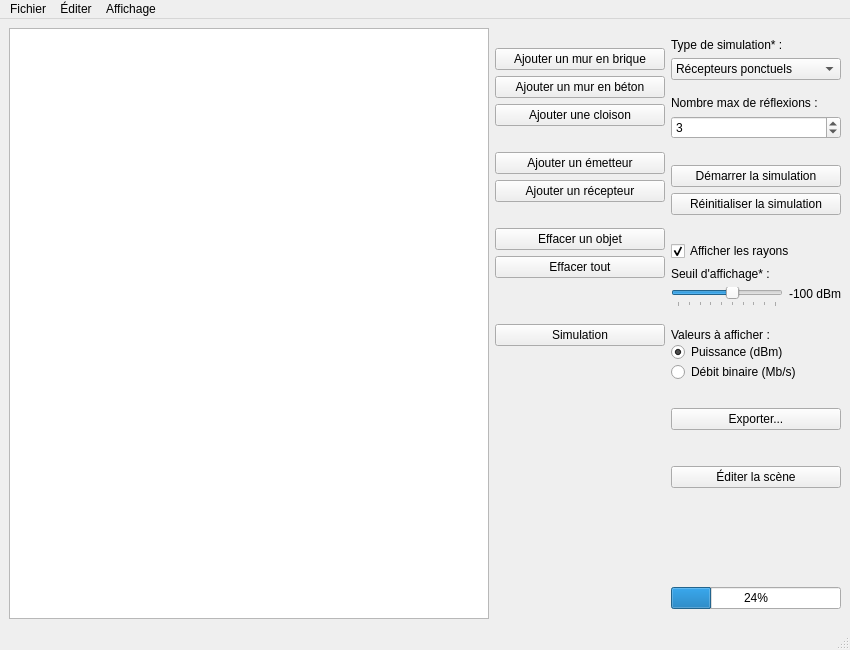
Above: mainwindow.ui from mathphi/TelecomPhysics_ProjectBA3 before the change. Below: the same form after it.
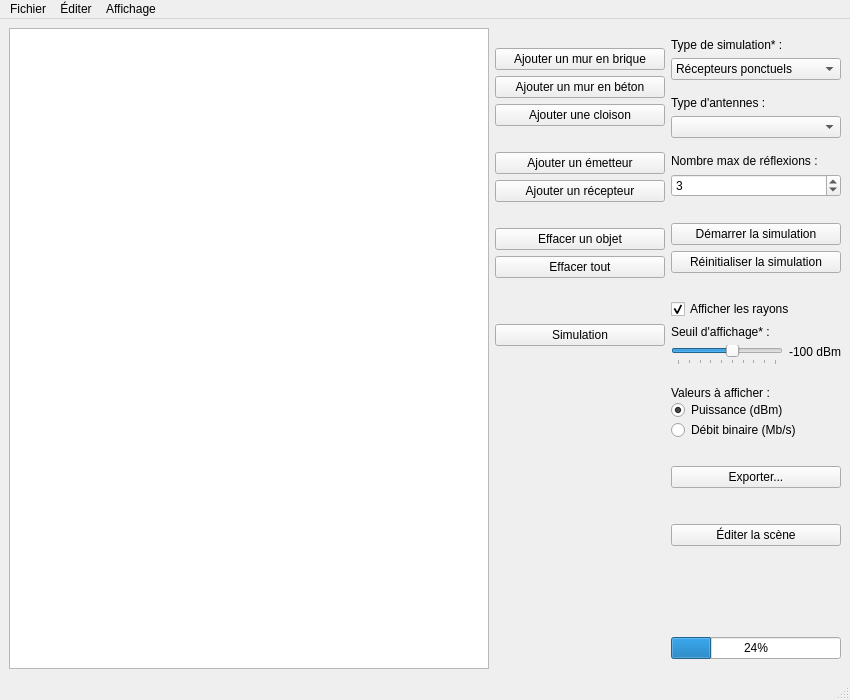
That is the form after the change. Icons and pictures are not drawn.

Commit message: Added Antenna type combobox + Data type for area receivers

Patch:
```diff
--- a/mainwindow.ui
+++ b/mainwindow.ui
@@ -7,7 +7,7 @@
     <x>0</x>
     <y>0</y>
     <width>850</width>
-    <height>650</height>
+    <height>700</height>
    </rect>
   </property>
   <property name="minimumSize">
@@ -293,6 +293,50 @@
          </property>
         </spacer>
        </item>
+       <item>
+        <widget class="QWidget" name="group_antenna_type" native="true">
+         <layout class="QVBoxLayout" name="verticalLayout_4">
+          <property name="leftMargin">
+           <number>0</number>
+          </property>
+          <property name="topMargin">
+           <number>0</number>
+          </property>
+          <property name="rightMargin">
+           <number>0</number>
+          </property>
+          <property name="bottomMargin">
+           <number>0</number>
+          </property>
+          <item>
+           <widget class="QLabel" name="label_antennas_type">
+            <property name="text">
+             <string>Type d'antennes :</string>
+            </property>
+           </widget>
+          </item>
+          <item>
+           <widget class="QComboBox" name="combobox_antennas_type"/>
+          </item>
+          <item>
+           <spacer name="verticalSpacer_14">
+            <property name="orientation">
+             <enum>Qt::Vertical</enum>
+            </property>
+            <property name="sizeType">
+             <enum>QSizePolicy::Fixed</enum>
+            </property>
+            <property name="sizeHint" stdset="0">
+             <size>
+              <width>20</width>
+              <height>10</height>
+             </size>
+            </property>
+           </spacer>
+          </item>
+         </layout>
+        </widget>
+       </item>
        <item>
         <widget class="QLabel" name="label">
          <property name="text">
```
Left out of the diff: 4 changed lines with no effect on the pictures. The commit also changes 7 other files.
